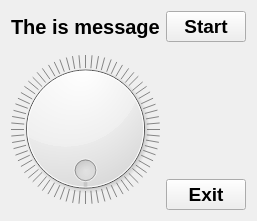
First picture: the form in template/pc_assistant/pc_assistant/pc_assistant.ui, repository a730470317/My_stm32, before the edit.
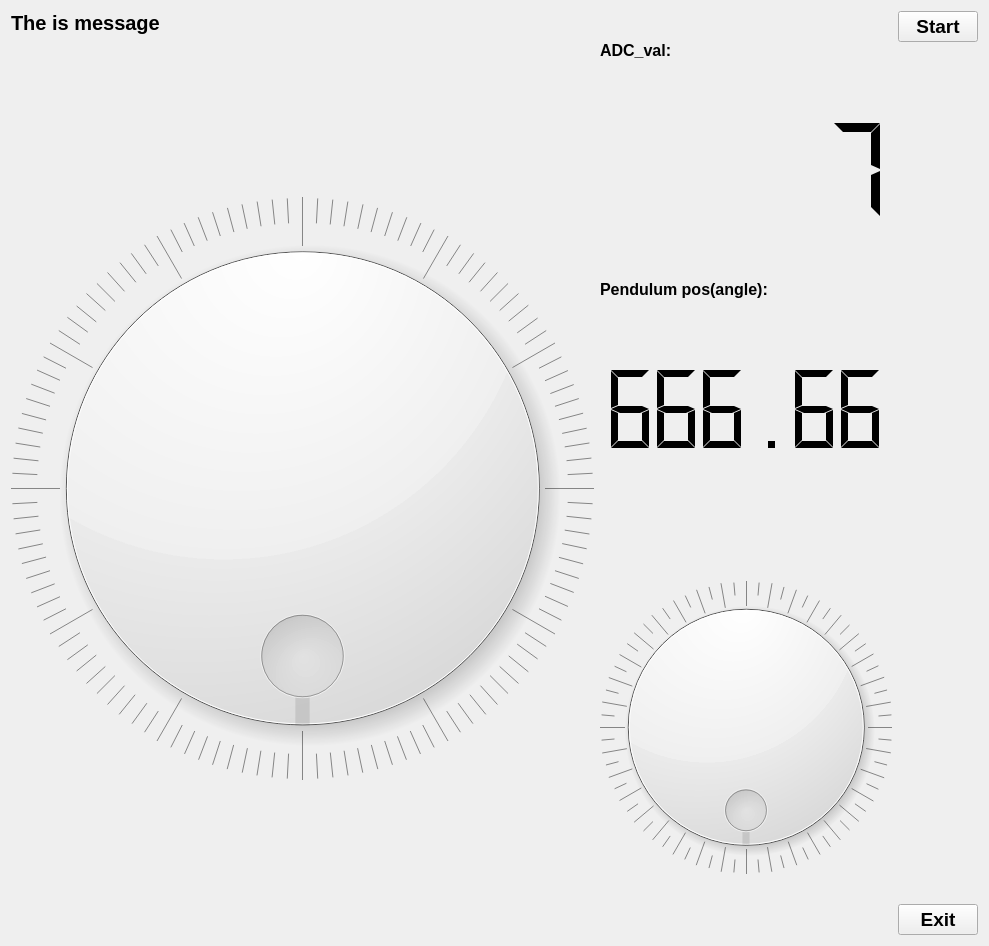
Second picture: the form after the edit.

Commit message: [ENH] enhance gui.

Diff of the .ui file:
```diff
--- a/template/pc_assistant/pc_assistant/pc_assistant.ui
+++ b/template/pc_assistant/pc_assistant/pc_assistant.ui
@@ -6,8 +6,8 @@
    <rect>
     <x>0</x>
     <y>0</y>
-    <width>253</width>
-    <height>221</height>
+    <width>989</width>
+    <height>946</height>
    </rect>
   </property>
   <property name="windowTitle">
@@ -15,8 +15,212 @@
   </property>
   <widget class="QWidget" name="centralWidget">
    <layout class="QGridLayout" name="gridLayout">
-    <item row="0" column="2">
+    <item row="0" column="0">
+     <layout class="QHBoxLayout" name="horizontalLayout_2">
+      <item>
+       <layout class="QVBoxLayout" name="verticalLayout_2">
+        <property name="sizeConstraint">
+         <enum>QLayout::SetMinimumSize</enum>
+        </property>
+        <item>
+         <widget class="QLabel" name="label_message">
+          <property name="sizePolicy">
+           <sizepolicy hsizetype="Preferred" vsizetype="Maximum">
+            <horstretch>0</horstretch>
+            <verstretch>0</verstretch>
+           </sizepolicy>
+          </property>
+          <property name="font">
+           <font>
+            <pointsize>15</pointsize>
+            <weight>75</weight>
+            <bold>true</bold>
+           </font>
+          </property>
+          <property name="text">
+           <string>The is message</string>
+          </property>
+         </widget>
+        </item>
+        <item>
+         <layout class="QHBoxLayout" name="horizontalLayout" stretch="2,1">
+          <item>
+           <widget class="QDial" name="dial_circle">
+            <property name="sizePolicy">
+             <sizepolicy hsizetype="Expanding" vsizetype="Preferred">
+              <horstretch>0</horstretch>
+              <verstretch>0</verstretch>
+             </sizepolicy>
+            </property>
+            <property name="minimum">
+             <number>0</number>
+            </property>
+            <property name="maximum">
+             <number>360</number>
+            </property>
+            <property name="pageStep">
+             <number>10</number>
+            </property>
+            <property name="value">
+             <number>360</number>
+            </property>
+            <property name="orientation">
+             <enum>Qt::Vertical</enum>
+            </property>
+            <property name="invertedAppearance">
+             <bool>true</bool>
+            </property>
+            <property name="invertedControls">
+             <bool>true</bool>
+            </property>
+            <property name="wrapping">
+             <bool>true</bool>
+            </property>
+            <property name="notchTarget">
+             <double>5.000000000000000</double>
+            </property>
+            <property name="notchesVisible">
+             <bool>true</bool>
+            </property>
+           </widget>
+          </item>
+          <item>
+           <layout class="QVBoxLayout" name="verticalLayout" stretch="0,1,0,1,2">
+            <item>
+             <widget class="QLabel" name="label">
+              <property name="font">
+               <font>
+                <pointsize>12</pointsize>
+                <weight>75</weight>
+                <bold>true</bold>
+               </font>
+              </property>
+              <property name="text">
+               <string>ADC_val:</string>
+              </property>
+             </widget>
+            </item>
+            <item>
+             <widget class="QLCDNumber" name="lcdNumber_adc_val">
+              <property name="sizePolicy">
+               <sizepolicy hsizetype="Minimum" vsizetype="Preferred">
+                <horstretch>0</horstretch>
+                <verstretch>0</verstretch>
+               </sizepolicy>
+              </property>
+              <property name="font">
+               <font>
+                <pointsize>30</pointsize>
+               </font>
+              </property>
+              <property name="frameShape">
+               <enum>QFrame::NoFrame</enum>
+              </property>
+              <property name="digitCount">
+               <number>5</number>
+              </property>
+              <property name="segmentStyle">
+               <enum>QLCDNumber::Flat</enum>
+              </property>
+              <property name="value" stdset="0">
+               <double>7.000000000000000</double>
+              </property>
+              <property name="intValue" stdset="0">
+               <number>7</number>
+              </property>
+             </widget>
+            </item>
+            <item>
+             <widget class="QLabel" name="label_2">
+              <property name="font">
+               <font>
+                <pointsize>12</pointsize>
+                <weight>75</weight>
+                <bold>true</bold>
+               </font>
+              </property>
+              <property name="text">
+               <string>Pendulum pos(angle):</string>
+              </property>
+             </widget>
+            </item>
+            <item>
+             <widget class="QLCDNumber" name="lcdNumber_pendulum_pos">
+              <property name="sizePolicy">
+               <sizepolicy hsizetype="Minimum" vsizetype="Preferred">
+                <horstretch>0</horstretch>
+                <verstretch>0</verstretch>
+               </sizepolicy>
+              </property>
+              <property name="font">
+               <font>
+                <pointsize>30</pointsize>
+               </font>
+              </property>
+              <property name="frameShape">
+               <enum>QFrame::NoFrame</enum>
+              </property>
+              <property name="smallDecimalPoint">
+               <bool>false</bool>
+              </property>
+              <property name="digitCount">
+               <number>6</number>
+              </property>
+              <property name="mode">
+               <enum>QLCDNumber::Dec</enum>
+              </property>
+              <property name="segmentStyle">
+               <enum>QLCDNumber::Flat</enum>
+              </property>
+              <property name="value" stdset="0">
+               <double>666.659999999999968</double>
+              </property>
+             </widget>
+            </item>
+            <item>
+             <widget class="QDial" name="dial_pedulum_pos">
+              <property name="sizePolicy">
+               <sizepolicy hsizetype="Expanding" vsizetype="Expanding">
+                <horstretch>0</horstretch>
+                <verstretch>0</verstretch>
+               </sizepolicy>
+              </property>
+              <property name="maximum">
+               <number>360</number>
+              </property>
+              <property name="invertedAppearance">
+               <bool>false</bool>
+              </property>
+              <property name="wrapping">
+               <bool>true</bool>
+              </property>
+              <property name="notchTarget">
+               <double>5.000000000000000</double>
+              </property>
+              <property name="notchesVisible">
+               <bool>true</bool>
+              </property>
+             </widget>
+            </item>
+           </layout>
+          </item>
+         </layout>
+        </item>
+       </layout>
+      </item>
+      <item>
+       <layout class="QVBoxLayout" name="verticalLayout_3">
+        <property name="sizeConstraint">
+         <enum>QLayout::SetMaximumSize</enum>
+        </property>
+        <item>
      <widget class="QPushButton" name="pushButton_start">
+          <property name="sizePolicy">
+           <sizepolicy hsizetype="Maximum" vsizetype="Fixed">
+            <horstretch>0</horstretch>
+            <verstretch>0</verstretch>
+           </sizepolicy>
+          </property>
       <property name="font">
        <font>
         <pointsize>14</pointsize>
@@ -29,11 +233,14 @@
       </property>
      </widget>
     </item>
-    <item row="1" column="2">
+        <item>
      <spacer name="verticalSpacer">
       <property name="orientation">
        <enum>Qt::Vertical</enum>
       </property>
+          <property name="sizeType">
+           <enum>QSizePolicy::Expanding</enum>
+          </property>
       <property name="sizeHint" stdset="0">
        <size>
         <width>20</width>
@@ -42,8 +249,14 @@
       </property>
      </spacer>
     </item>
-    <item row="2" column="2">
+        <item>
      <widget class="QPushButton" name="pushButton_exit">
+          <property name="sizePolicy">
+           <sizepolicy hsizetype="Maximum" vsizetype="Fixed">
+            <horstretch>0</horstretch>
+            <verstretch>0</verstretch>
+           </sizepolicy>
+          </property>
       <property name="font">
        <font>
         <pointsize>14</pointsize>
@@ -56,65 +269,9 @@
       </property>
      </widget>
     </item>
-    <item row="0" column="1">
-     <widget class="QLabel" name="label_message">
-      <property name="sizePolicy">
-       <sizepolicy hsizetype="Expanding" vsizetype="Preferred">
-        <horstretch>0</horstretch>
-        <verstretch>0</verstretch>
-       </sizepolicy>
-      </property>
-      <property name="font">
-       <font>
-        <pointsize>15</pointsize>
-        <weight>75</weight>
-        <bold>true</bold>
-       </font>
-      </property>
-      <property name="text">
-       <string>The is message</string>
-      </property>
-     </widget>
-    </item>
-    <item row="1" column="1" rowspan="2">
-     <widget class="QDial" name="dial_circle">
-      <property name="sizePolicy">
-       <sizepolicy hsizetype="Preferred" vsizetype="Expanding">
-        <horstretch>0</horstretch>
-        <verstretch>0</verstretch>
-       </sizepolicy>
-      </property>
-      <property name="minimum">
-       <number>0</number>
-      </property>
-      <property name="maximum">
-       <number>360</number>
-      </property>
-      <property name="pageStep">
-       <number>0</number>
-      </property>
-      <property name="value">
-       <number>360</number>
-      </property>
-      <property name="orientation">
-       <enum>Qt::Vertical</enum>
-      </property>
-      <property name="invertedAppearance">
-       <bool>true</bool>
-      </property>
-      <property name="invertedControls">
-       <bool>true</bool>
-      </property>
-      <property name="wrapping">
-       <bool>true</bool>
-      </property>
-      <property name="notchTarget">
-       <double>5.000000000000000</double>
-      </property>
-      <property name="notchesVisible">
-       <bool>true</bool>
-      </property>
-     </widget>
+       </layout>
+      </item>
+     </layout>
     </item>
    </layout>
   </widget>
```
Left out of the diff: 19 changed lines with no effect on the pictures. Lines whose indentation alone changed are shown as unchanged. The commit also changes 4 other files.
